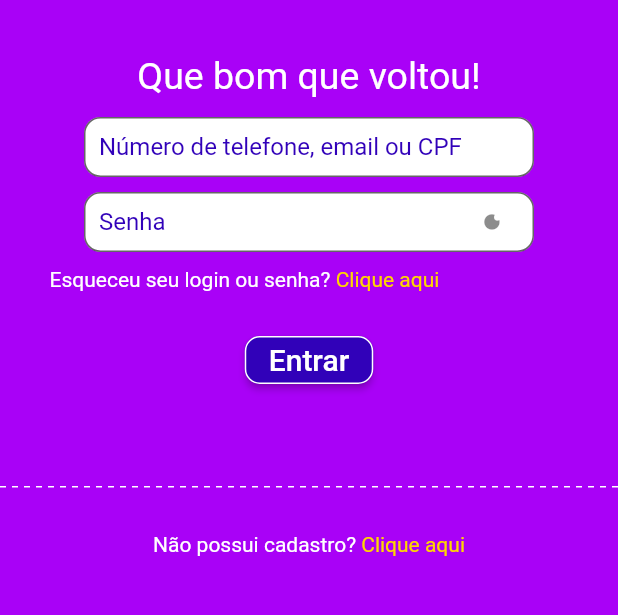
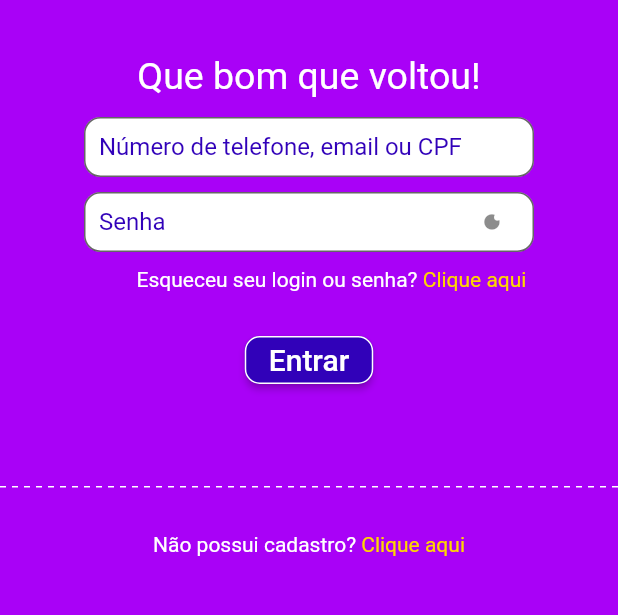
Before and after one commit to Lovepeople-BR/equipe-1, a Flutter app: the screen it shows after launch, on a phone screen of 412 x 824 dp, the part 285-900 px from its top. Run offline on Flutter 3.47's test engine with Material 2 defaults, Android fonts, the phone set to English and light mode, and no system bars; drawn by our look-alikes of dotted_line; Roboto replaces fonts that are missing (Montserrat-Bold, Montserrat-SemiBold, Tahoma).

Commit message:
Atualizações tela login

```diff
--- a/lib/view/login/login.dart
+++ b/lib/view/login/login.dart
@@ -101,7 +101,7 @@ class _LoginState extends State<Login> {
                   Padding(
                     padding: const EdgeInsets.only(left: 30),
                     child: Row(
-                      mainAxisAlignment: MainAxisAlignment.start,
+                      mainAxisAlignment: MainAxisAlignment.center,
                       children: [
                         Text(
                           'Esqueceu seu login ou senha? ',
@@ -126,7 +126,8 @@ class _LoginState extends State<Login> {
                       height: 32,
                       child: ElevatedButton(
                         onPressed: () {
-                          redirectToList(context);},
+                          redirectToList(context);
+                        },
                         child: Text(
                           "Entrar",
                           style: TextStyle(
@@ -191,8 +192,6 @@ class _LoginState extends State<Login> {
     );
   }
 
-
-
   _buildSuffixPasswordLogin() {
     return IconButton(
         icon: Icon(_enableObscure ? Olho.olho : Olho.olho),
@@ -202,20 +201,20 @@ class _LoginState extends State<Login> {
           });
         });
   }
-   void redirectToList(context) {
-    Navigator.of(context)
-        .push(
+
+  void redirectToList(context) {
+    Navigator.of(context).push(
       MaterialPageRoute(
         builder: (context) => Listing(),
       ),
     );
-}
- void redirectToCadastro(context) {
-    Navigator.of(context)
-        .push(
+  }
+
+  void redirectToCadastro(context) {
+    Navigator.of(context).push(
       MaterialPageRoute(
         builder: (context) => Cadastro(),
       ),
     );
+  }
 }
-}
```
